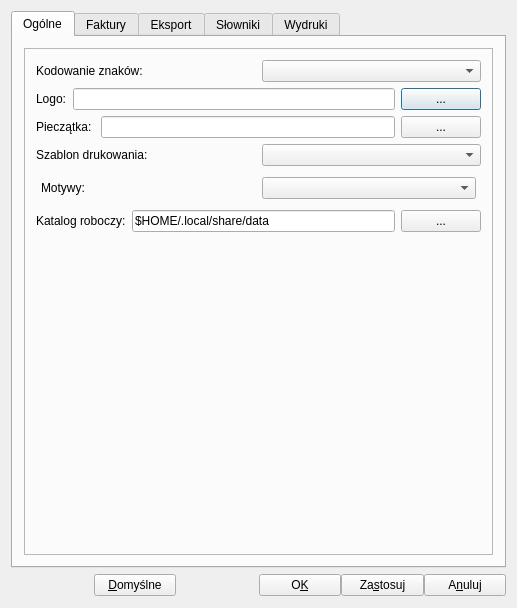
The window that ui/setting.ui (juliagoda/qfaktury) describes before a commit, drawn with Qt 5.
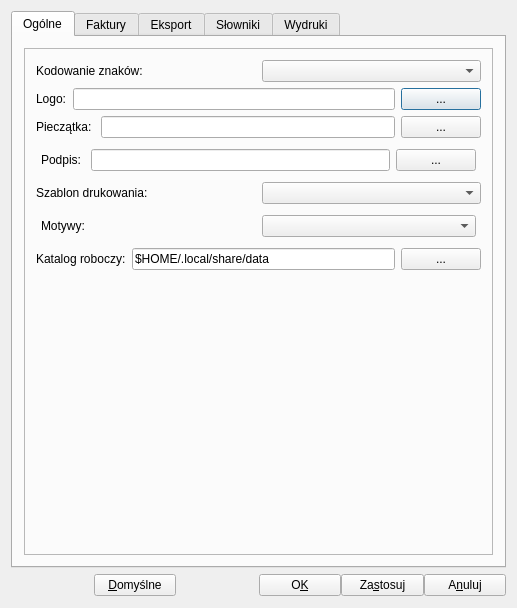
The same window after the commit. The open tabs and pages were chosen to show the change.

The edit to the form file:
```diff
--- a/ui/setting.ui
+++ b/ui/setting.ui
@@ -146,6 +146,39 @@
             </item>
            </layout>
           </item>
+          <item>
+           <layout class="QHBoxLayout" name="horizontalLayout_19">
+            <property name="leftMargin">
+             <number>5</number>
+            </property>
+            <property name="topMargin">
+             <number>5</number>
+            </property>
+            <property name="rightMargin">
+             <number>5</number>
+            </property>
+            <property name="bottomMargin">
+             <number>5</number>
+            </property>
+            <item>
+             <widget class="QLabel" name="label_4">
+              <property name="text">
+               <string>Podpis: </string>
+              </property>
+             </widget>
+            </item>
+            <item>
+             <widget class="QLineEdit" name="signEdit"/>
+            </item>
+            <item>
+             <widget class="QPushButton" name="addSignBtn">
+              <property name="text">
+               <string>...</string>
+              </property>
+             </widget>
+            </item>
+           </layout>
+          </item>
           <item>
            <layout class="QHBoxLayout" name="_6">
             <item>
```
Left out of the diff: 2 changed lines with no effect on the pictures.
